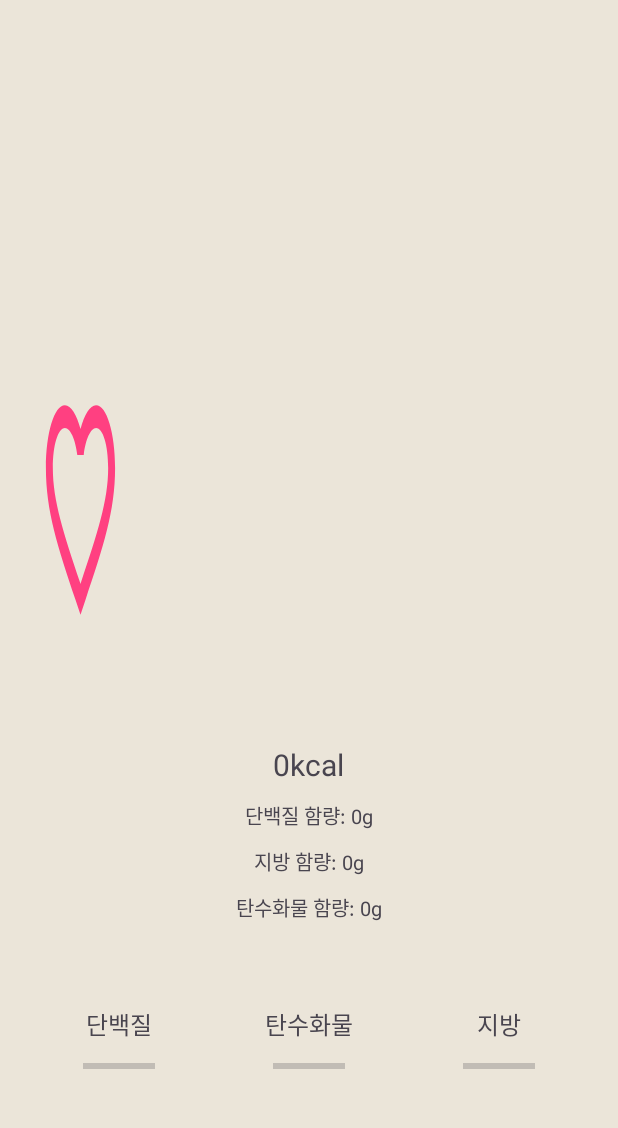
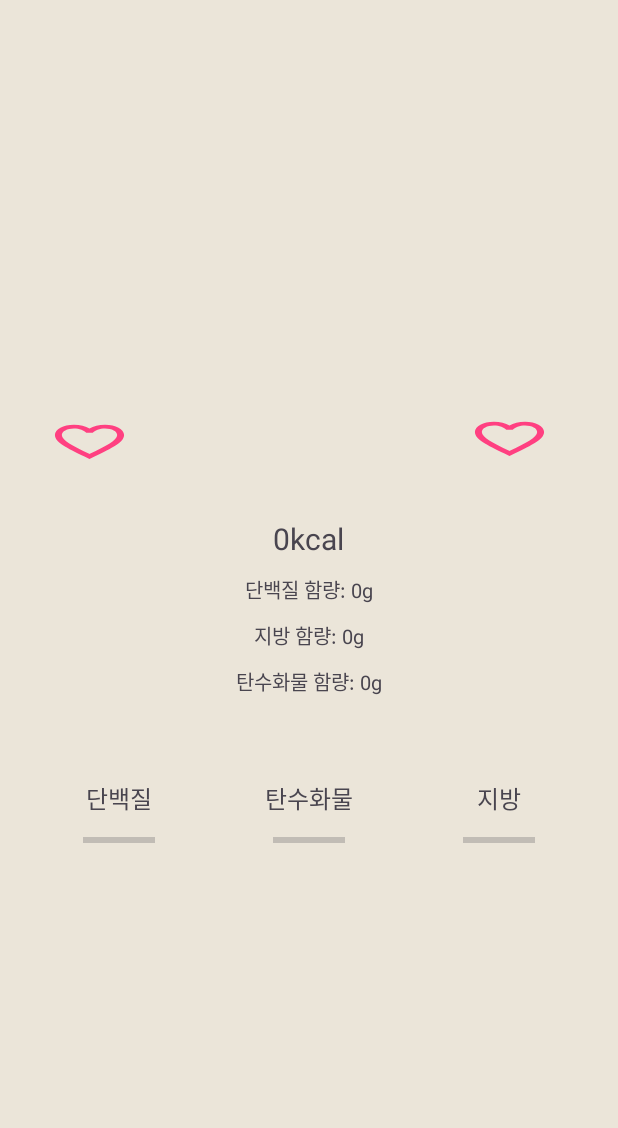
Before and after one commit to Azrakael/Mechu, an Android app: the MenuDetail screen opened directly, with no data from a screen before it, on a phone screen of 412 x 824 dp, the part 93-1221 px from its top. Run offline under Robolectric (Android 15) with nearby library versions, the light colour scheme and no system bars; pictures from the network do not load.

Commit message:
수정예정
수저ㅡㅇ

```diff
--- a/app/build.gradle.kts
+++ b/app/build.gradle.kts
@@ -41,6 +41,7 @@
 
 dependencies {
     implementation ("com.github.bumptech.glide:glide:4.12.0")
+    implementation ("androidx.vectordrawable:vectordrawable-animated:1.1.0")
     annotationProcessor ("com.github.bumptech.glide:compiler:4.12.0")
     implementation ("de.hdodenhof:circleimageview:3.1.0")
     implementation ("com.google.android.material:material:1.9.0") //검색 chip
--- a/app/src/main/java/com/example/mechu_project/MenuDetail.java
+++ b/app/src/main/java/com/example/mechu_project/MenuDetail.java
@@ -1,12 +1,16 @@
 package com.example.mechu_project;
 
 import androidx.appcompat.app.AppCompatActivity;
+import androidx.vectordrawable.graphics.drawable.AnimatedVectorDrawableCompat;
 
 import android.content.Intent;
+import android.graphics.drawable.AnimatedVectorDrawable;
+import android.graphics.drawable.Drawable;
 import android.os.Bundle;
 import android.widget.ImageView;
 import android.widget.ProgressBar;
 import android.widget.TextView;
+import android.widget.ToggleButton;
 import com.bumptech.glide.Glide;
 import java.io.File;
 
@@ -26,7 +30,6 @@
             int proteinRatio = intent.getIntExtra("PROTEIN", 0);
             int fatRatio = intent.getIntExtra("FAT", 0);
             String imagePath = intent.getStringExtra("IMAGE_PATH"); // 이미지 경로 가져오기
-
 
             // 가져온 데이터를 각각의 뷰에 설정
             TextView menuTitle = findViewById(R.id.menuTitle);
@@ -70,10 +73,27 @@
                     TextView fatProgressText = findViewById(R.id.fatProgressText);
                     fatProgressBar.setProgress(fatRatio); // 지방 비율로 프로그레스 설정
                     fatProgressText.setText("지방: " + fatRatio + "g"); // 지방 비율로 텍스트 설정
-
-
                 }
             }
         }
+
+
+        ToggleButton dontLoveButton = findViewById(R.id.dontlove);
+
+
+        dontLoveButton.setOnCheckedChangeListener((buttonView, isChecked) -> {
+            // 하트가 금가는 애니메이션 설정
+            if (isChecked) {
+                dontLoveButton.setBackgroundResource(R.drawable.button_broken_heart);
+                Drawable drawable = dontLoveButton.getBackground();
+                if (drawable instanceof AnimatedVectorDrawableCompat) {
+                    ((AnimatedVectorDrawableCompat) drawable).start();
+                } else if (drawable instanceof AnimatedVectorDrawable) {
+                    ((AnimatedVectorDrawable) drawable).start();
+                }
+            } else {
+                dontLoveButton.setBackgroundResource(R.drawable.button_favorite_full);
+            }
+        });
     }
 }
--- /dev/null
+++ b/app/src/main/res/animator/button_broken_ani.xml
@@ -0,0 +1,6 @@
+<objectAnimator
+    xmlns:android="http://schemas.android.com/apk/res/android"
+    android:propertyName="pathData"
+    android:duration="300"
+    android:valueFrom="M12,21.35l-1.45,-1.32C5.4,15.36 2,12.28 2,8.5 2,5.42 4.42,3 7.5,3c1.74,0 3.41,0.81 4.5,2.09C13.09,3.81 14.76,3 16.5,3 19.58,3 22,5.42 22,8.5c0,3.78 -3.4,6.86 -8.55,11.54L12,21.35z"
+    android:valueTo="M12,21.35l-1.45,-1.32C5.4,15.36 2,12.28 2,8.5 2,5.42 4.42,3 7.5,3c1.74,0 3.41,0.81 4.5,2.09L12,8.5L16.5,3C19.58,3 22,5.42 22,8.5c0,3.78 -3.4,6.86 -8.55,11.54L12,21.35z" />
--- /dev/null
+++ b/app/src/main/res/drawable/button_broken_heart.xml
@@ -0,0 +1,7 @@
+<animated-vector xmlns:android="http://schemas.android.com/apk/res/android"
+    android:drawable="@drawable/button_favorite_full">
+    <target
+        android:name="heartPath"
+        android:animation="@animator/button_broken_ani" />
+
+</animated-vector>
--- a/app/src/main/res/layout/activity_menu_detail.xml
+++ b/app/src/main/res/layout/activity_menu_detail.xml
@@ -57,22 +57,39 @@
             android:layout_height="wrap_content"
             android:orientation="vertical"
             android:padding="16dp">
+
             <!--메뉴 사진 -->
             <ImageView
                 android:id="@+id/menuImage"
                 android:layout_width="200dp"
                 android:layout_height="200dp"
                 android:layout_gravity="center_horizontal"
-                android:layout_marginTop="15dp"
-                />
+                android:layout_marginTop="15dp" />
 
 
+
+            <LinearLayout
+                android:layout_width="match_parent"
+                android:layout_height="wrap_content"
+                android:orientation="vertical"
+                android:padding="16dp">
+
             <!--메뉴 이름 -->
+
+                <TextView
+                    android:id="@+id/menuTitle"
+                    android:layout_width="wrap_content"
+                    android:layout_height="wrap_content"
+                    android:layout_gravity="center_horizontal"
+                    android:layout_marginTop="15dp"
+                    android:textSize="30sp"
+                    android:textStyle="bold" />
+
                 <ToggleButton
-                android:id="@+id/buttonFavorite1"
+                    android:id="@+id/love"
                     android:layout_width="55dp"
                     android:layout_height="30dp"
-                android:layout_marginLeft="10dp"
+                    android:layout_marginTop="-40dp"
                     android:layout_weight="1"
                     android:background="@drawable/button_favorite"
                     android:checked="false"
@@ -81,14 +98,26 @@
                     android:textOff=""
                     android:textOn="" />
 
-            <TextView
-                android:id="@+id/menuTitle"
-                android:layout_width="wrap_content"
-                android:layout_height="wrap_content"
-                 android:textSize="30sp"
-                android:textStyle="bold"
-                android:layout_marginTop="15dp"
-                android:layout_gravity="center_horizontal" />
+
+
+                <ToggleButton
+                    android:id="@+id/dontlove"
+                    android:layout_width="55dp"
+                    android:layout_height="30dp"
+                    android:layout_marginTop="-32dp"
+                    android:layout_marginLeft="280dp"
+                    android:background="@drawable/button_favorite"
+                    android:checked="false"
+                    android:onClick="onFavoriteButtonClick"
+                    android:text=""
+                    android:textOff=""
+                    android:textOn="" />
+
+
+            </LinearLayout>
+
+
+
             <!--메뉴 칼로리정보 -->
             <TextView
                 android:id="@+id/menuCal"
```
Lines whose indentation alone changed are shown as unchanged.
